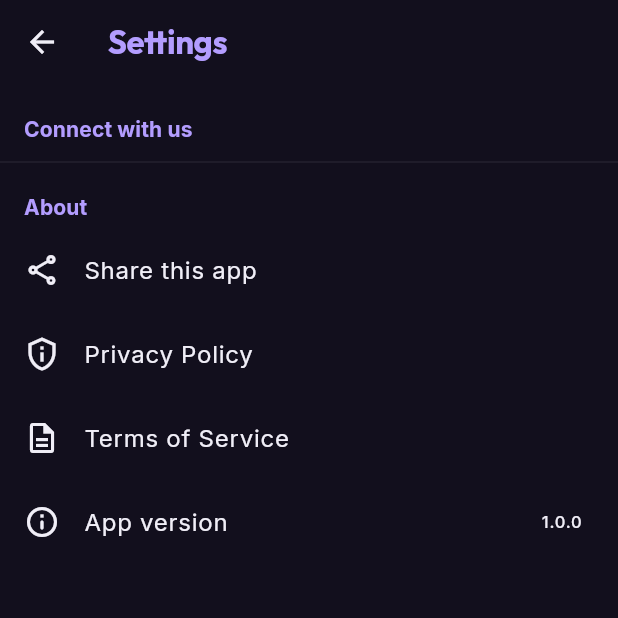
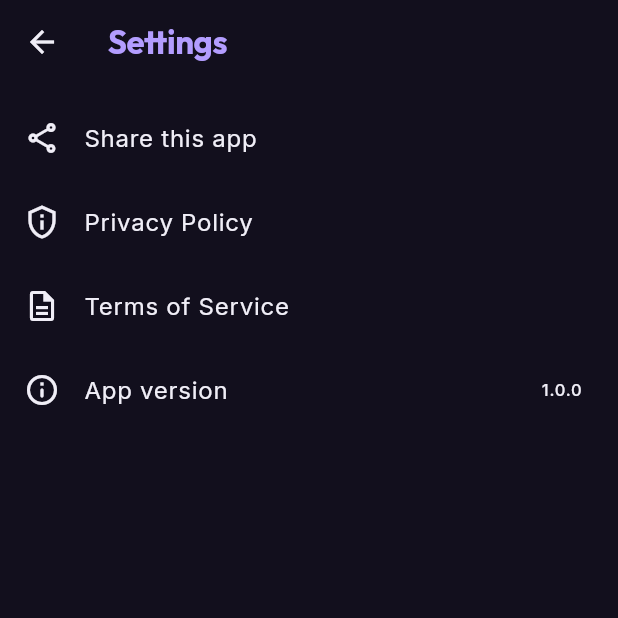
Before and after one commit to moodboxtrend/moodbox-app, a Flutter app: the SettingsScreen screen opened directly, on a phone screen of 412 x 824 dp, the top half of it. Run offline on Flutter 3.47's test engine with Material 3 defaults, Android fonts, the phone set to English and light mode, and no system bars; our stand-ins replace cached_network_image, chewie, connectivity_plus, dio, flutter_html, fluttertoast and 7 more; missing offline and left inert: async_wallpaper, gal; accounts and stored records are empty; network calls fail.

Commit message:
settingdata

```diff
--- a/lib/screens/settings/settings_screen.dart
+++ b/lib/screens/settings/settings_screen.dart
@@ -57,7 +57,6 @@ class _SettingsScreenState extends State<SettingsScreen> {
       body: ListView(
         children: [
           const SizedBox(height: 8),
-          const _SectionLabel('Connect with us'),
           if (settings != null) ...[
             if (settings.facebook.isNotEmpty)
               ListTile(leading: const Icon(Icons.facebook), title: const Text('Facebook'), onTap: () => _openUrl(settings.facebook)),
@@ -69,10 +68,9 @@ class _SettingsScreenState extends State<SettingsScreen> {
               ListTile(leading: const Icon(Icons.play_circle_outline_rounded), title: const Text('YouTube'), onTap: () => _openUrl(settings.youtube)),
             if (settings.whatsapp.isNotEmpty)
               ListTile(leading: const Icon(Icons.chat_bubble_outline_rounded), title: const Text('WhatsApp'), onTap: () => _openUrl(settings.whatsapp)),
+            if (settings.facebook.isNotEmpty || settings.instagram.isNotEmpty || settings.twitter.isNotEmpty || settings.youtube.isNotEmpty || settings.whatsapp.isNotEmpty)
+              const Divider(),
           ],
-
-          const Divider(),
-          const _SectionLabel('About'),
           ListTile(
             leading: const Icon(Icons.share_outlined),
             title: const Text('Share this app'),
@@ -103,22 +101,3 @@ class _SettingsScreenState extends State<SettingsScreen> {
     );
   }
 }
-
-class _SectionLabel extends StatelessWidget {
-  final String label;
-  const _SectionLabel(this.label);
-
-  @override
-  Widget build(BuildContext context) {
-    return Padding(
-      padding: const EdgeInsets.fromLTRB(16, 12, 16, 4),
-      child: Text(
-        label,
-        style: Theme.of(context).textTheme.labelLarge?.copyWith(
-              color: Theme.of(context).colorScheme.primary,
-              fontWeight: FontWeight.w700,
-            ),
-      ),
-    );
-  }
-}
```
